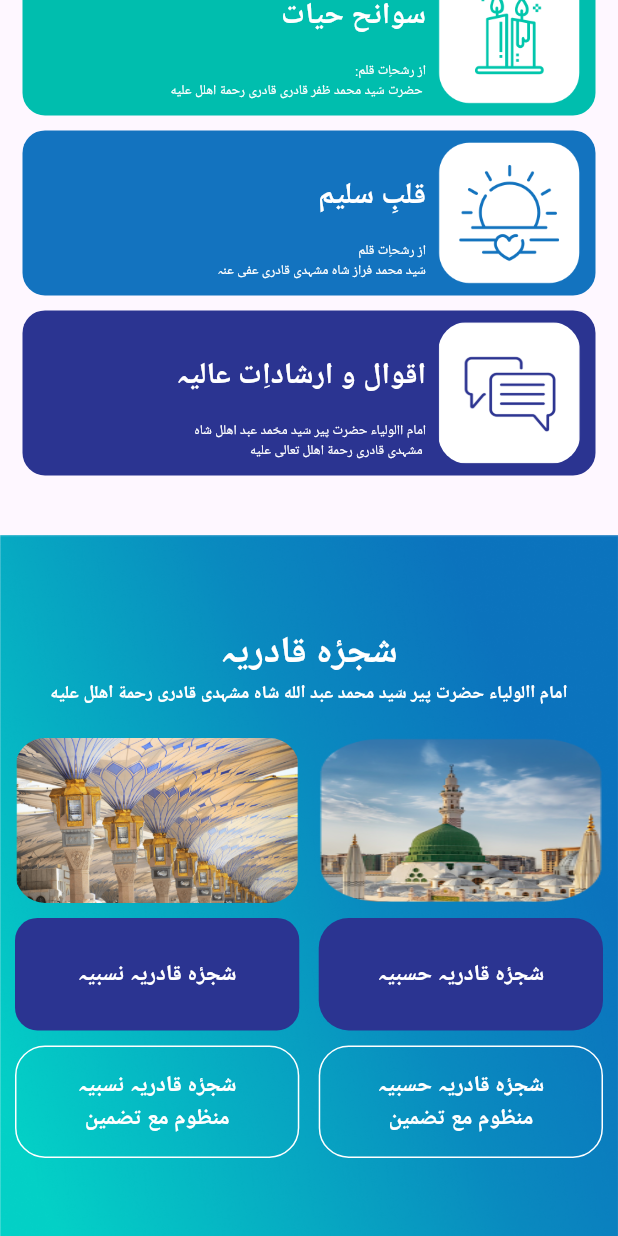
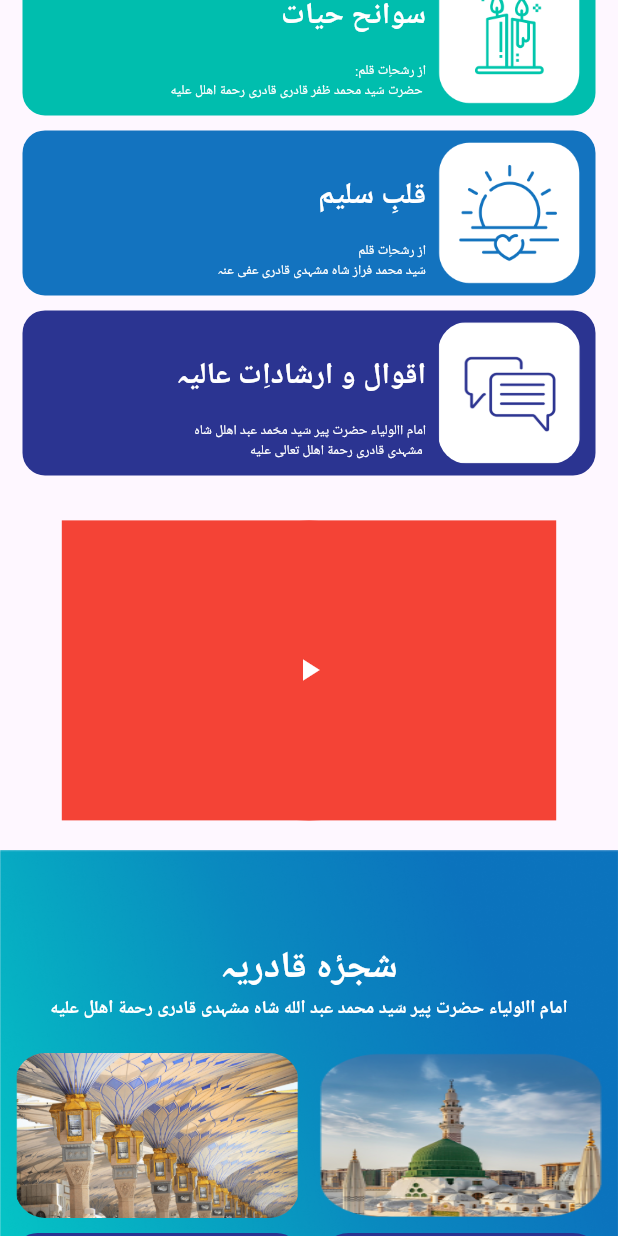
Before and after one commit to Haroon1o1/qalb-e-saleem, a Flutter app: the screen it shows after launch, scrolled down 576 dp, on a phone screen of 412 x 824 dp. Run offline on Flutter 3.47's test engine with Material 3 defaults, Android fonts, the phone set to English and light mode, and no system bars; our stand-ins replace audioplayers, cached_network_image, firebase_core, firebase_storage, flutter_html, flutter_svg and 3 more; missing offline and left inert: appinio_video_player; accounts and stored records are empty; Roboto replaces fonts that are missing (Almarai).

Commit message:
project re-created

```diff
--- a/lib/main.dart
+++ b/lib/main.dart
@@ -30,6 +30,7 @@ class MyApp extends StatelessWidget {
   @override
   Widget build(BuildContext context) {
     return MaterialApp(
+      debugShowCheckedModeBanner: false,
       title: 'Flutter Demo',
       theme: ThemeData(
         colorScheme: ColorScheme.fromSeed(seedColor: Colors.deepPurple),
--- a/lib/providers/DataProvider.dart
+++ b/lib/providers/DataProvider.dart
@@ -1,5 +1,4 @@
 
-import 'dart:developer';
 
 import 'package:firebase_storage/firebase_storage.dart';
 import 'package:flutter/material.dart';
--- a/lib/screens/HomeScreen/HomeScreen.dart
+++ b/lib/screens/HomeScreen/HomeScreen.dart
@@ -1,3 +1,5 @@
+import 'dart:io';
+
 import 'package:flutter/material.dart';
 import 'package:google_fonts/google_fonts.dart';
 import 'package:qalb/Transition/CustomPageTransition.dart';
@@ -7,6 +9,7 @@ import 'package:qalb/screens/Shajr_e_Qadria/Shajr_e_Qadria.dart';
 import 'package:qalb/screens/hawashi_wa_hawalajat.dart';
 import 'package:qalb/screens/majlis_screen.dart';
 import 'package:qalb/screens/sound_screen.dart/sound_player.dart';
+import 'package:appinio_video_player/appinio_video_player.dart';
 
 class Homescreen extends StatefulWidget {
   const Homescreen({super.key});
@@ -16,6 +19,28 @@ class Homescreen extends StatefulWidget {
 }
 
 class _HomescreenState extends State<Homescreen> {
+  late CustomVideoPlayerController _controller;
+
+  @override
+  void initState() {
+    super.initState();
+      initPlayer();
+  }
+   @override
+  void dispose() {
+    super.dispose();
+  }
+
+    initPlayer() {
+    late VideoPlayerController _video;
+    _video = VideoPlayerController.asset("assets/video.mp4")
+      ..initialize().then((value) {
+        setState(() {});
+      });
+    _controller = CustomVideoPlayerController(
+        context: context, videoPlayerController: _video);
+  }
+
   @override
   Widget build(BuildContext context) {
     return Scaffold(
@@ -206,7 +231,17 @@ class _HomescreenState extends State<Homescreen> {
                   ],
                 ),
               ),
-              SizedBox(height:30),
+              SizedBox(height:20),
+Container(
+  color: Colors.red,
+  height: 200, width: MediaQuery.of(context).size.width*0.8,
+  child: Container(decoration: BoxDecoration(shape: BoxShape.circle, color: Colors.red),
+  width:50, height: 50,
+  child: Icon(Icons.play_arrow, color:Colors.white),
+  ),
+),
+SizedBox(height: 20,),
+
               Container(
                 padding: EdgeInsets.symmetric(horizontal: 10, vertical: 60),
                 width: double.infinity,
@@ -478,7 +513,7 @@ class _HomescreenState extends State<Homescreen> {
               ),
               SizedBox(height: 20),
               Padding(
-                padding: EdgeInsetsDirectional.symmetric(horizontal: 10),
+                padding: EdgeInsetsDirectional.symmetric(horizontal: 15),
                 child: Row(
                   mainAxisAlignment: MainAxisAlignment.spaceBetween,
                   children: [
@@ -498,7 +533,7 @@ class _HomescreenState extends State<Homescreen> {
                       child: Container(
                         height: 60,
                         width: MediaQuery.of(context).size.width *
-                            0.46, // Set the desired width
+                            0.44, // Set the desired width
 
                         alignment: Alignment.center,
                         decoration: BoxDecoration(
@@ -529,7 +564,7 @@ class _HomescreenState extends State<Homescreen> {
                       },
                       child: Container(
                         height: 60,
-                        width: MediaQuery.of(context).size.width * 0.46,
+                        width: MediaQuery.of(context).size.width * 0.44,
                         alignment: Alignment.center,
                         decoration: BoxDecoration(
                             borderRadius: BorderRadiusDirectional.circular(20),
@@ -557,7 +592,7 @@ class _HomescreenState extends State<Homescreen> {
                   );
                 },
                 child: Container(
-                  margin: EdgeInsets.symmetric(horizontal: 10),
+                  margin: EdgeInsets.symmetric(horizontal: 15),
                   height: 60,
                   width: double.infinity, // Set the desired width
 
--- a/lib/screens/HomeScreen/LongBox.dart
+++ b/lib/screens/HomeScreen/LongBox.dart
@@ -44,7 +44,7 @@ class LongBox extends StatelessWidget {
         }
       },
       child: Container(
-        padding: const EdgeInsets.symmetric(horizontal: 10.0, vertical: 0),
+        padding: const EdgeInsets.only(right: 10.0),
         margin: const EdgeInsets.symmetric(horizontal: 5.0),
         height: 110,
         width: double.infinity,
--- a/lib/screens/Shajr_e_Qadria/Shajr_e_Qadria.dart
+++ b/lib/screens/Shajr_e_Qadria/Shajr_e_Qadria.dart
@@ -1,4 +1,3 @@
-import 'dart:developer';
 
 import 'package:flutter/material.dart';
 import 'package:google_fonts/google_fonts.dart';
@@ -6,7 +5,6 @@ import 'package:provider/provider.dart';
 import 'package:qalb/data/data.dart';
 import 'package:qalb/providers/DataProvider.dart';
 import 'package:qalb/screens/Shajr_e_Qadria/TimeLine.dart';
-import 'package:cached_network_image/cached_network_image.dart';
 
 // ignore: must_be_immutable
 class ShajrEQadriaScreen extends StatefulWidget {
--- a/lib/screens/majlis_sound/majlis_sound.dart
+++ b/lib/screens/majlis_sound/majlis_sound.dart
@@ -1,4 +1,3 @@
-import 'dart:developer';
 
 import 'package:flutter/material.dart';
 import 'package:google_fonts/google_fonts.dart';
--- a/pubspec.yaml
+++ b/pubspec.yaml
@@ -47,6 +47,9 @@ dependencies:
   cached_network_image: ^3.4.1
 
 
+  http: any
+  video_player: ^2.9.1
+  appinio_video_player: ^1.2.2
 dev_dependencies:
   flutter_test:
     sdk: flutter
```
Also changed, not shown: firebase.json, lib/firebase_options.dart, pubspec.lock, 18 other files.
